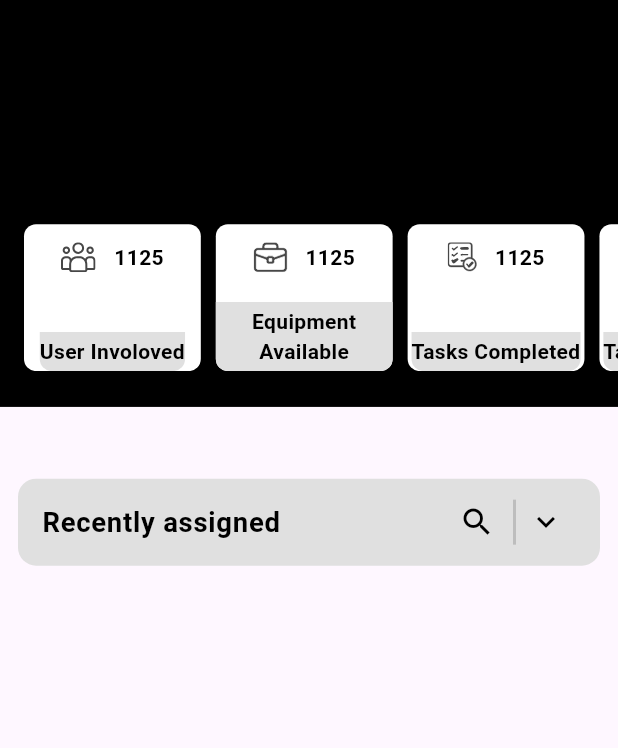
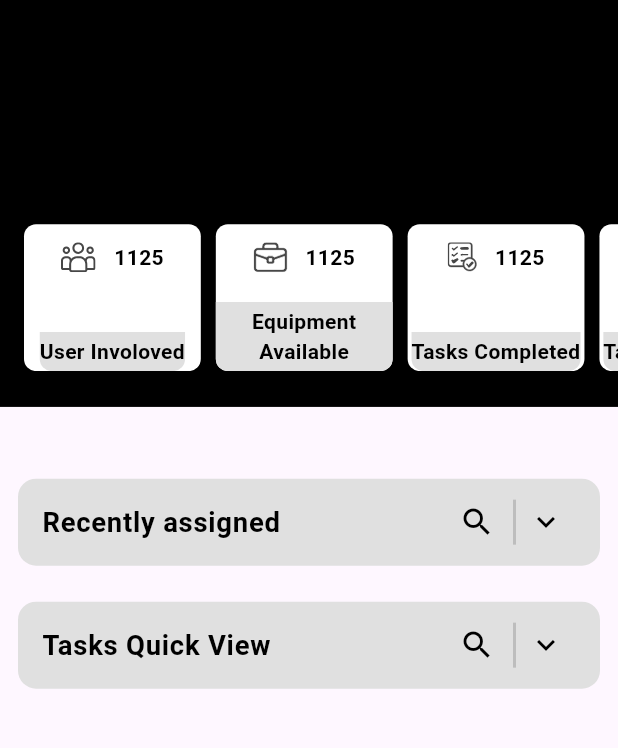
Before and after one commit to yousefmohamed35/innova_task, a Flutter app: the screen it shows after launch, on a phone screen of 412 x 824 dp, the part 66-814 px from its top. Run offline on Flutter 3.47's test engine with Material 3 defaults, Android fonts, the phone set to English and light mode, and no system bars; our stand-ins replace flutter_screenutil, flutter_svg; Roboto replaces fonts that are missing (SF Pro Display).

Commit message:
create user data model

```diff
--- a/lib/features/dashboard/data/data.dart
+++ b/lib/features/dashboard/data/data.dart
@@ -1,4 +1,6 @@
 import 'package:flutter/material.dart';
+import 'package:flutter_screenutil/flutter_screenutil.dart';
+import 'package:flutter_svg/svg.dart';
 import 'package:invotask/core/image.dart';
 import 'package:invotask/features/dashboard/presentation/models/dashboard_card_model.dart';
 import 'package:invotask/features/dashboard/presentation/models/drawer_body_model.dart';
@@ -58,3 +60,26 @@ List<DashboardCardModel> dashboardCardList = [
       image: AppImage.equipmentImage, text: 'Equipment Available'),
   DashboardCardModel(image: AppImage.userImage, text: 'User Involoved'),
 ];
+
+final List<String> columns = [
+  'Team Names',
+  'Creator',
+  'Assigned to',
+  'Deadline',
+  'Status',
+  'Action'
+];
+
+List<DataColumn> getColumns(List<String> columns) => columns
+    .map((String column) => DataColumn(
+          label: column == 'Action'
+              ? Text(column)
+              : Row(
+                  children: [
+                    Text(column),
+                    SizedBox(width: 10.w),
+                    SvgPicture.asset(AppImage.doubleArrowImage)
+                  ],
+                ),
+        ))
+    .toList();
--- /dev/null
+++ b/lib/features/dashboard/presentation/models/user_data_model.dart
@@ -0,0 +1,11 @@
+class UserDataModel {
+  final String timeName;
+  final String creatorName;
+  final String creatorImage;
+  final List<String> images;
+  final String deadline;
+  final String status;
+  final List<String> actionImage;
+
+  UserDataModel({required this.timeName, required this.creatorName, required this.creatorImage, required this.images, required this.deadline, required this.status, required this.actionImage});
+}
--- a/lib/features/dashboard/presentation/view/widget/dashboard_body.dart
+++ b/lib/features/dashboard/presentation/view/widget/dashboard_body.dart
@@ -1,5 +1,10 @@
 import 'package:flutter/material.dart';
 import 'package:flutter_screenutil/flutter_screenutil.dart';
+import 'package:flutter_svg/svg.dart';
+import 'package:invotask/core/image.dart';
+import 'package:invotask/core/text_style.dart';
+import 'package:invotask/features/dashboard/data/data.dart';
+import 'package:invotask/features/dashboard/presentation/view/widget/custom_expansion_widget.dart';
 import 'dashboard_header.dart';
 import 'expansion_widget_one.dart';
 
@@ -8,6 +13,7 @@ class DashboardBody extends StatelessWidget {
 
   @override
   Widget build(BuildContext context) {
+
     return SingleChildScrollView(
       child: Column(
         children: [
@@ -16,8 +22,21 @@ class DashboardBody extends StatelessWidget {
             height: 30.h,
           ),
           ExpansionWidgetOne(),
+          CustomExpansionWidget(
+            title: Text(
+              'Tasks Quick View',
+              style: TextStyles.styleBold(context, color: Colors.black),
+            ),
+            child: SingleChildScrollView(
+              physics: BouncingScrollPhysics(),
+              scrollDirection: Axis.horizontal,
+              child: DataTable(columns: getColumns(columns), rows: []),
+            ),
+          )
         ],
       ),
     );
   }
+
+
 }
```
